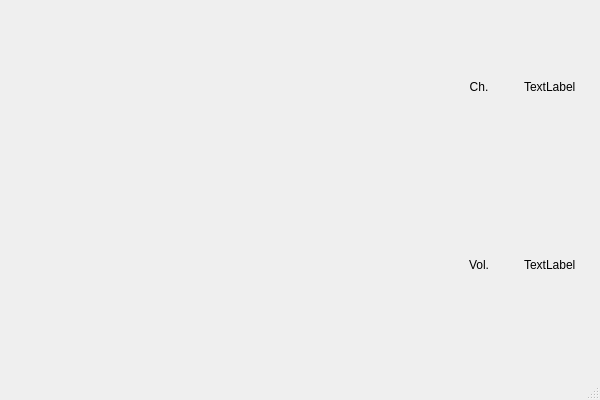
Above: STHC_UI/ceselector_ui.ui from syjsmk/EmbeddedSoftware1 before the change. Below: the same form after it.
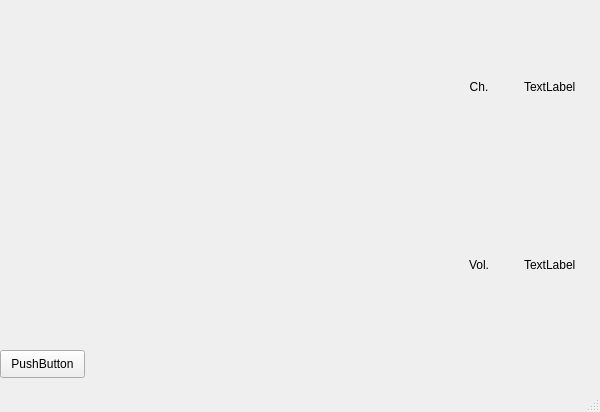
That is the form after the change.

Diff of the .ui file:
```diff
--- a/STHC_UI/ceselector_ui.ui
+++ b/STHC_UI/ceselector_ui.ui
@@ -7,7 +7,7 @@
     <x>0</x>
     <y>0</y>
     <width>600</width>
-    <height>400</height>
+    <height>412</height>
    </rect>
   </property>
   <property name="windowTitle">
@@ -71,6 +71,19 @@
      </item>
     </layout>
    </widget>
+   <widget class="QPushButton" name="pushButton">
+    <property name="geometry">
+     <rect>
+      <x>0</x>
+      <y>350</y>
+      <width>85</width>
+      <height>28</height>
+     </rect>
+    </property>
+    <property name="text">
+     <string>PushButton</string>
+    </property>
+   </widget>
   </widget>
   <widget class="QMenuBar" name="menubar">
    <property name="geometry">
```
